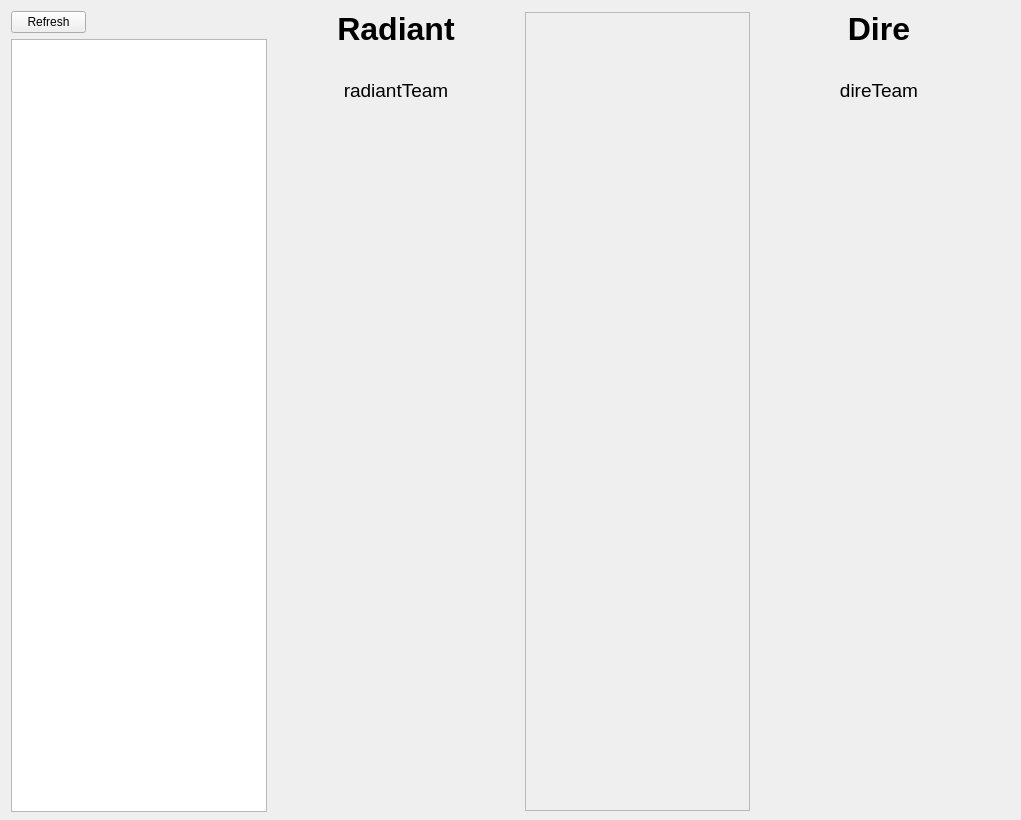
Before: the Qt Designer form chauve/replaywidget.ui in Philaeux/chauve, drawn with Qt 5.
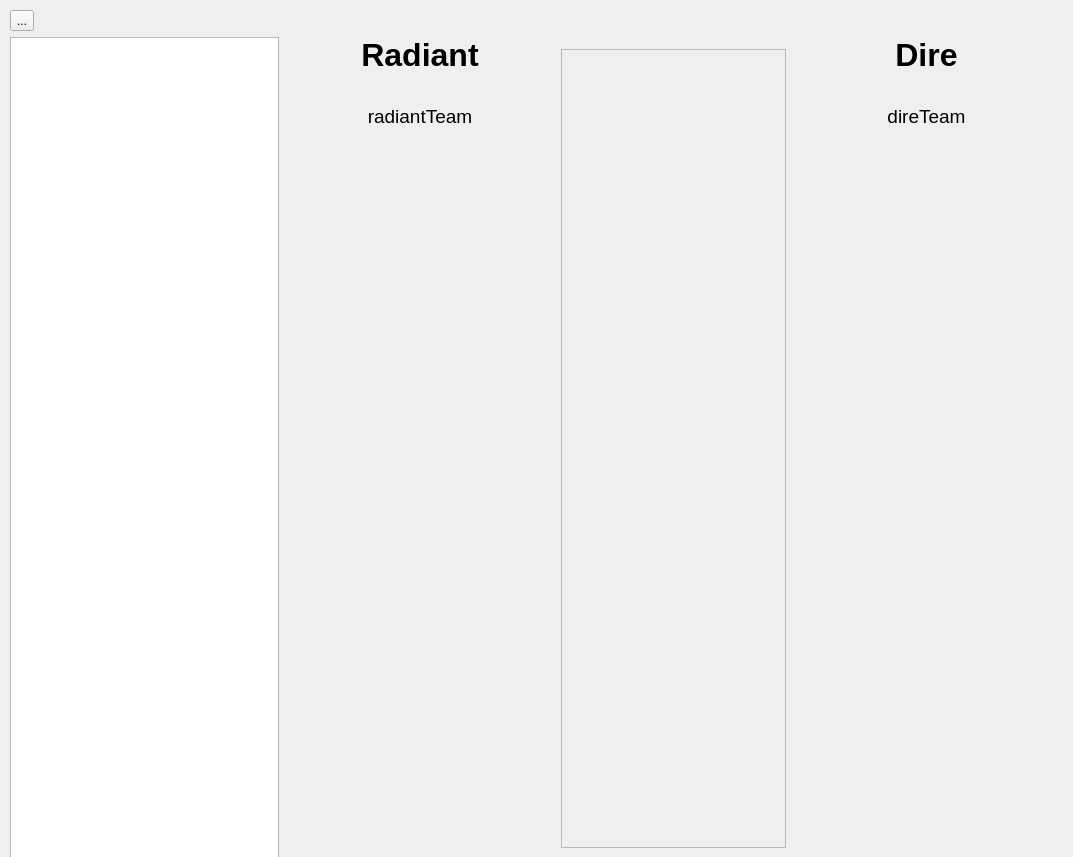
After: the same form once the commit is applied. Icons and pictures are not drawn.

Commit message: Improve replay widget ui

```diff
--- a/chauve/replaywidget.ui
+++ b/chauve/replaywidget.ui
@@ -6,35 +6,61 @@
    <rect>
     <x>0</x>
     <y>0</y>
-    <width>1021</width>
-    <height>820</height>
+    <width>1073</width>
+    <height>857</height>
    </rect>
   </property>
+  <property name="toolTip">
+   <string>Refresh replays dem files from steam folder.</string>
+  </property>
   <widget class="QWidget" name="">
    <property name="geometry">
     <rect>
-     <x>11</x>
-     <y>11</y>
-     <width>991</width>
-     <height>801</height>
+     <x>10</x>
+     <y>10</y>
+     <width>1051</width>
+     <height>850</height>
     </rect>
    </property>
+   <layout class="QVBoxLayout" name="verticalLayout_4">
+    <item>
+     <layout class="QHBoxLayout" name="horizontalLayout_4">
+      <item>
+       <widget class="QToolButton" name="refreshButton">
+        <property name="text">
+         <string>...</string>
+        </property>
+        <property name="icon">
+         <iconset resource="application.qrc">
+          <normaloff>:/images/application/refresh64.png</normaloff>:/images/application/refresh64.png</iconset>
+        </property>
+        <property name="iconSize">
+         <size>
+          <width>24</width>
+          <height>24</height>
+         </size>
+        </property>
+       </widget>
+      </item>
+      <item>
+       <spacer name="horizontalSpacer">
+        <property name="orientation">
+         <enum>Qt::Horizontal</enum>
+        </property>
+        <property name="sizeHint" stdset="0">
+         <size>
+          <width>948</width>
+          <height>20</height>
+         </size>
+        </property>
+       </spacer>
+      </item>
+     </layout>
+    </item>
+    <item>
    <layout class="QHBoxLayout" name="horizontalLayout_3">
     <item>
      <layout class="QVBoxLayout" name="verticalLayout">
-      <item>
-       <widget class="QPushButton" name="refreshButton">
-        <property name="maximumSize">
-         <size>
-          <width>75</width>
-          <height>16777215</height>
-         </size>
-        </property>
-        <property name="text">
-         <string>Refresh</string>
-        </property>
-       </widget>
-      </item>
       <item>
        <widget class="QListWidget" name="replayList">
         <property name="sizePolicy">
@@ -1336,6 +1362,8 @@
          </size>
         </property>
        </spacer>
+        </item>
+       </layout>
       </item>
      </layout>
     </item>
```
Lines whose indentation alone changed are shown as unchanged. The commit also changes 4 other files.
